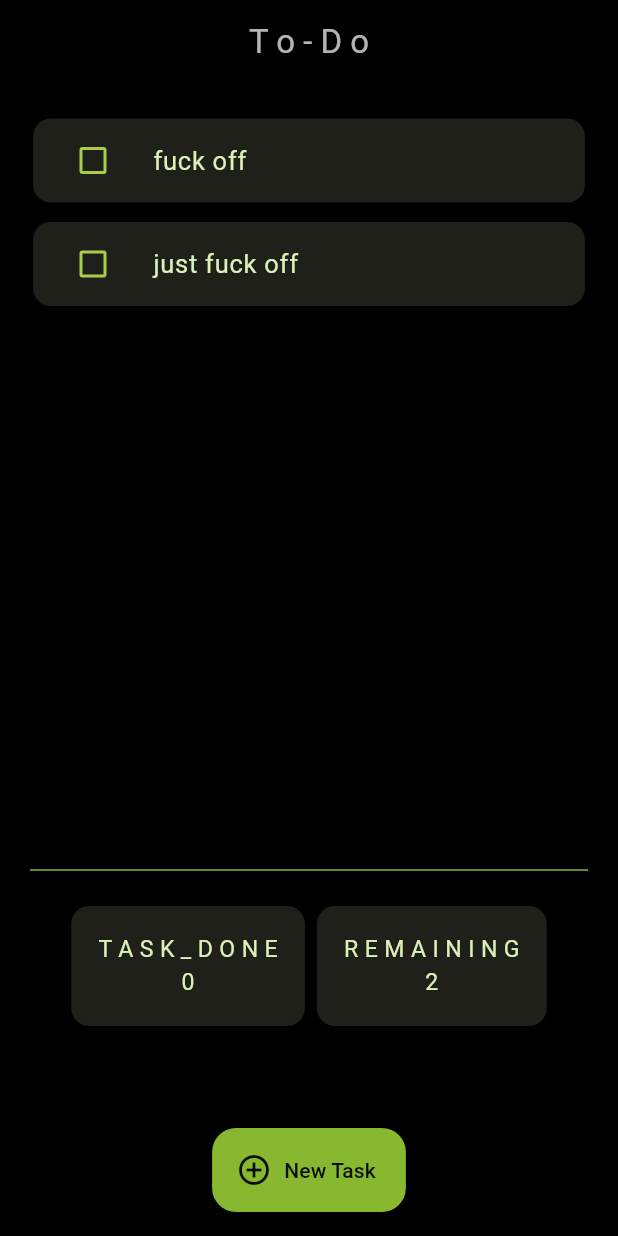
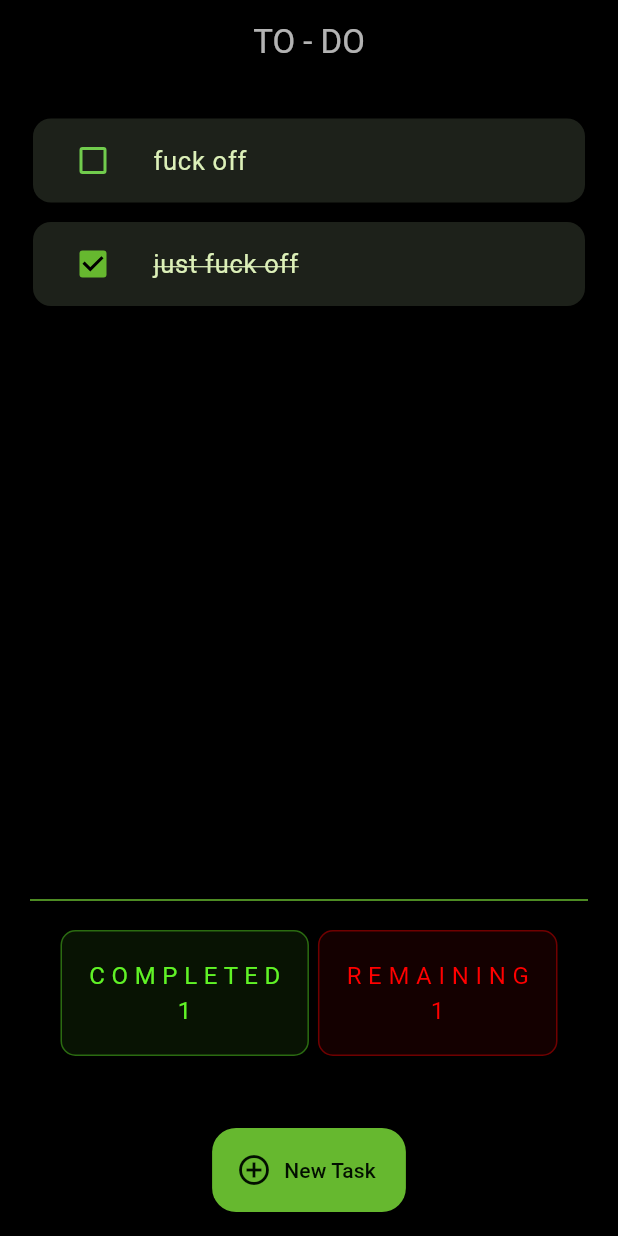
Before and after one commit to Shnku/gui_apps, a Flutter app: the screen it shows after launch, on a phone screen of 412 x 824 dp. Run offline on Flutter 3.47's test engine with Material 3 defaults, Android fonts, the phone set to English and light mode, and no system bars; drawn by our look-alikes of flutter_slidable; our stand-ins replace flutter_spinkit, google_fonts, hive_flutter; missing offline and left inert: country_flags, myapp; accounts and stored records are empty.

Commit message:
todo app sorting functionality using count sort ... make dashboard inkwell to implement ir

```diff
--- a/todo_app/lib/customutiltiles.dart
+++ b/todo_app/lib/customutiltiles.dart
@@ -4,7 +4,7 @@ import 'package:flutter_slidable/flutter_slidable.dart';
 //my custom tiles..........
 class MyTile extends StatelessWidget {
   final String data;
-  final bool isDone;
+  final dynamic isDone;
   final void Function(bool?)? onChanged;
   final void Function(BuildContext)? delete;
 
@@ -45,8 +45,9 @@ class MyTile extends StatelessWidget {
             data,
             style: TextStyle(
               fontSize: 17,
-              decoration:
-                  isDone ? TextDecoration.lineThrough : TextDecoration.none,
+              decoration: isDone
+                  ? TextDecoration.lineThrough
+                  : TextDecoration.none,
             ),
           ),
         ),
@@ -55,7 +56,7 @@ class MyTile extends StatelessWidget {
   }
 }
 
-//my custom popup dialog to add task........
+// ignore: must_be_immutable //my custom popup dialog to add task........
 class MyDialog extends StatelessWidget {
   void Function()? onPressed;
   var textcontroller = TextEditingController();
@@ -98,24 +99,42 @@ class MyDialog extends StatelessWidget {
 
 //custom dashboard for task counting.....
 class TaskDashboard extends StatelessWidget {
-  String title;
+  final String title;
   final int taskDone;
+  final Color color;
+  final Function() onTap;
 
-  TaskDashboard({
+  const TaskDashboard({
     super.key,
     required this.taskDone,
     required this.title,
+    required this.color,
+    required this.onTap,
   });
 
   @override
   Widget build(BuildContext context) {
-    return Card(
-      child: Padding(
-        padding: const EdgeInsets.all(18.0),
-        child: Text(
-          '$title\n$taskDone',
-          textAlign: TextAlign.center,
-          textScaler: const TextScaler.linear(1.1),
+    return InkWell(
+      onTap: onTap,
+      borderRadius: BorderRadius.circular(10),
+      highlightColor: color,
+      child: Container(
+        margin: const EdgeInsets.symmetric(horizontal: 3),
+        decoration: BoxDecoration(
+          color: color.withAlpha(20),
+          border: Border.all(color: color.withAlpha(100)),
+          borderRadius: BorderRadius.circular(10),
+        ),
+        child: Padding(
+          padding: const EdgeInsets.all(18.0),
+          child: Text(
+            '$title\n$taskDone',
+            textAlign: TextAlign.center,
+            style: TextStyle(
+              fontSize: 16,
+              color: color,
+            ),
+          ),
         ),
       ),
     );
--- a/todo_app/lib/main.dart
+++ b/todo_app/lib/main.dart
@@ -28,17 +28,17 @@ class MyApp extends StatelessWidget {
       theme: ThemeData.from(
         useMaterial3: true,
         colorScheme: ColorScheme.fromSeed(
-          seedColor: const Color.fromARGB(255, 182, 252, 20),
+          seedColor: const Color.fromARGB(255, 93, 252, 20),
           surface: Colors.black,
           brightness: Brightness.dark,
           contrastLevel: BorderSide.strokeAlignOutside,
-          secondary: const Color.fromARGB(255, 136, 184, 47),
+          secondary: const Color.fromARGB(255, 102, 184, 47),
           // Add text colors
           onSurface: const Color.fromARGB(255, 220, 240, 184),
-          onSurfaceVariant: const Color.fromARGB(255, 170, 204, 77),
+          onSurfaceVariant: const Color.fromARGB(255, 113, 204, 77),
         ),
       ),
-      home: const Mainpage(title: 'T o - D o'),
+      home: const Mainpage(title: 'TO - DO'),
       debugShowCheckedModeBanner: false,
     );
   }
--- a/todo_app/lib/mainpage.dart
+++ b/todo_app/lib/mainpage.dart
@@ -10,6 +10,9 @@ class Mainpage extends StatefulWidget {
   State<Mainpage> createState() => _MainpageState();
 }
 
+// ignore: constant_identifier_names
+const DONE = 1, UN_DONE = 2;
+
 class _MainpageState extends State<Mainpage> {
   final _myBox = Hive.box('mydb');
   TasksDB db = TasksDB();
@@ -19,7 +22,7 @@ class _MainpageState extends State<Mainpage> {
   void initState() {
     _myBox.get('key') == null ? db.initDb() : db.loadDb();
     for (var element in db.tasksTodo) {
-      if (element[1] == true) {
+      if (element[1] == DONE) {
         taskDone++;
       }
     }
@@ -46,14 +49,14 @@ class _MainpageState extends State<Mainpage> {
         // mainAxisAlignment: MainAxisAlignment.spaceAround,
         children: [
           Container(
-            height: MediaQuery.sizeOf(context).height - 320,
-            padding: const EdgeInsets.fromLTRB(5, 10, 5, 10),
+            height: MediaQuery.sizeOf(context).height - 300,
+            padding: const EdgeInsets.fromLTRB(5, 10, 5, 5),
             child: ListView.builder(
               itemCount: db.tasksTodo.length,
               itemBuilder: (context, index) {
                 return MyTile(
                   data: db.tasksTodo[index][0],
-                  isDone: db.tasksTodo[index][1],
+                  isDone: db.tasksTodo[index][1] == DONE ? true : false,
                   onChanged: (val) => _onchange(index),
                   delete: (p0) => _deleteTile(index),
                 );
@@ -70,11 +73,15 @@ class _MainpageState extends State<Mainpage> {
             mainAxisAlignment: MainAxisAlignment.center,
             children: [
               TaskDashboard(
-                title: 'T A S K _ D O N E',
+                onTap: () => setState(() => db.sortDb('')),
+                title: 'C O M P L E T E D',
                 taskDone: taskDone,
+                color: const Color.fromARGB(255, 96, 243, 38),
               ),
               TaskDashboard(
+                onTap: () => setState(() => db.sortDb('r')),
                 title: 'R E M A I N I N G',
+                color: const Color.fromARGB(255, 255, 0, 0),
                 taskDone: db.tasksTodo.length - taskDone,
               )
             ],
@@ -94,9 +101,9 @@ class _MainpageState extends State<Mainpage> {
   }
 
   void _onchange(indx) {
-    db.tasksTodo[indx][1] = !db.tasksTodo[indx][1];
+    db.tasksTodo[indx][1] = (db.tasksTodo[indx][1] == DONE ? UN_DONE : DONE);
     setState(() {
-      db.tasksTodo[indx][1] ? taskDone++ : taskDone--;
+      db.tasksTodo[indx][1] == DONE ? taskDone++ : taskDone--;
     });
     db.updateDb();
   }
@@ -115,7 +122,7 @@ class _MainpageState extends State<Mainpage> {
   }
 
   void _deleteTile(int indx) {
-    db.tasksTodo[indx][1] ? taskDone-- : null;
+    db.tasksTodo[indx][1] == DONE ? taskDone-- : null;
     db.tasksTodo.removeAt(indx);
     setState(() {});
     db.updateDb();
@@ -123,14 +130,19 @@ class _MainpageState extends State<Mainpage> {
 
   void _saveTask() {
     if (_textcontroller.text != '') {
-      db.tasksTodo.add([_textcontroller.text, false]);
+      db.tasksTodo.add([_textcontroller.text, UN_DONE]); //!must be undone
       _textcontroller.clear();
       setState(() {});
       Navigator.of(context).pop();
       db.updateDb();
     } else {
       ScaffoldMessenger.of(context).showSnackBar(const SnackBar(
-        content: Text('Your task cant be empty'),
+        content: Text(
+          'Your task cant be empty',
+          textAlign: TextAlign.center,
+        ),
+        shape: RoundedRectangleBorder(
+            borderRadius: BorderRadius.all(Radius.circular(10))),
       ));
     }
   }
```
Also changed, not shown: todo_app/lib/databsee.dart (+26 -2 lines).
